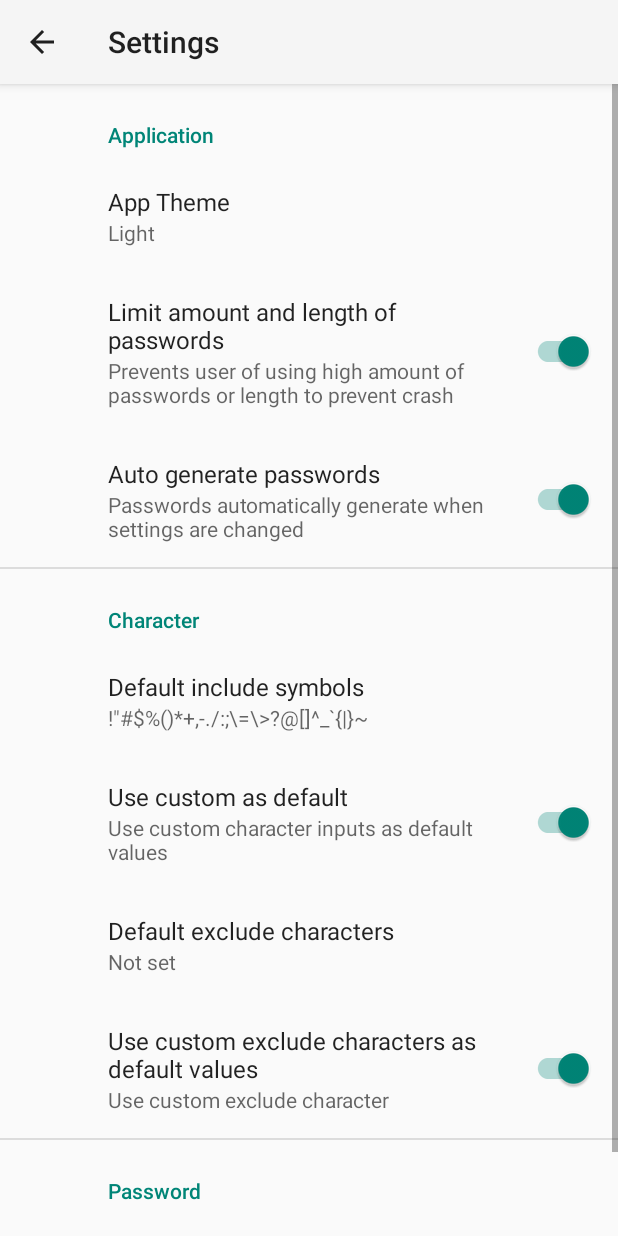
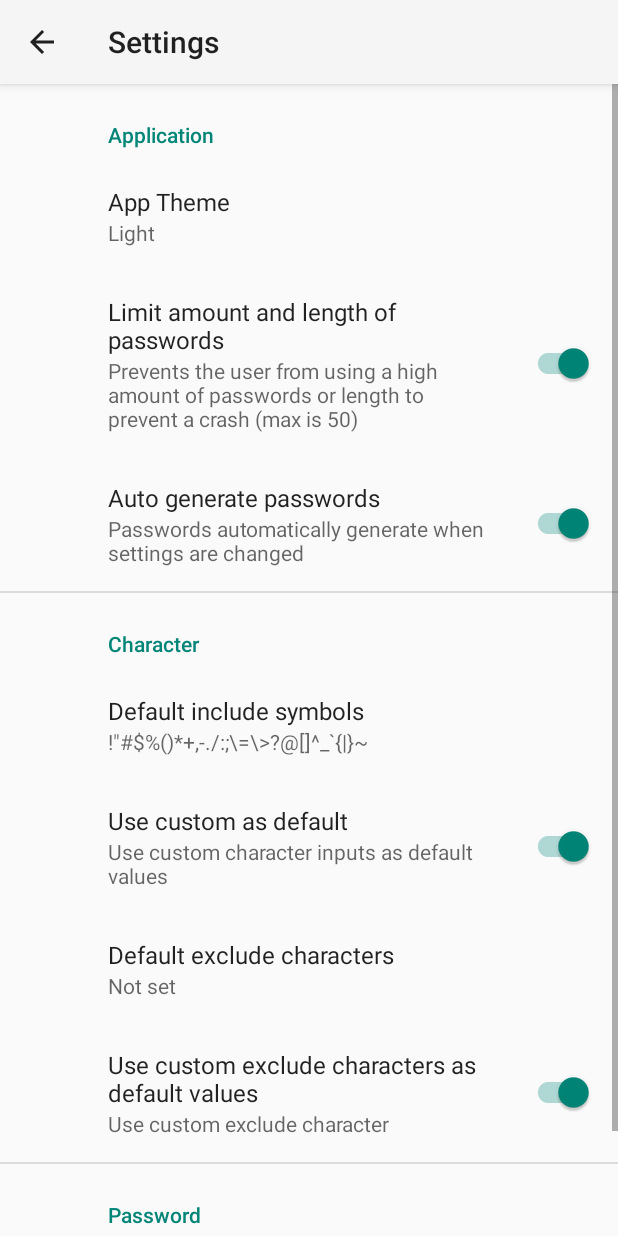
Before and after one commit to PoorSkill/poorpassword-android, an Android app: the SettingsActivity screen opened directly, with no data from a screen before it, on a phone screen of 412 x 824 dp. Run offline under Robolectric (Android 15) with nearby library versions, the phone set to English and light mode, and no system bars; our stand-ins replace androidx.preference.

Commit message:
added max limit pref string

```diff
--- a/app/src/main/res/values/strings.xml
+++ b/app/src/main/res/values/strings.xml
@@ -78,6 +78,7 @@
     <string name="prefIsUpperCaseInCharsKey" translatable="false">prefIsUpperCaseInCharsKey</string>
     <string name="prefIsLowerCaseInCharsKey" translatable="false">prefIsLowerCaseInCharsKey</string>
     <string name="prefUseCustomExcludeCharKey" translatable="false">prefUseCustomExcludeCharKey</string>
+    <string name="prefLimitCountAndLengthKey" translatable="false">prefLimitCountAndLengthKey</string>
     <string name="helpItem">Help</string>
     <string name="application_header">Application</string>
     <string name="strengthVeryWeak">Very Weak</string>
@@ -91,6 +92,8 @@
     <string name="password_header">Password</string>
     <string name="languageKey" translatable="false">languageKey</string>
     <string name="languageTitle">Language</string>
+    <string name="preferencesLimitCountAndLengthTitle">Limit amount and length of passwords</string>
+    <string name="preferencesLimitCountAndLengthSummary">Prevents the user from using a high amount of passwords or length to prevent a crash (max is 50)</string>
 
     <string name="german">German</string>
     <string name="english">English</string>
@@ -152,7 +155,6 @@
 
     <string name="light">Light</string>
     <string name="dark">Dark</string>
-    <string name="preferencesLimitCountAndLengthTitle">Limit amount and length of passwords</string>
-    <string name="preferencesLimitCountAndLengthSummary">Prevents user of using high amount of passwords or length to prevent crash</string>
-    <string name="prefLimitCountAndLengthKey">prefLimitCountAndLengthKey</string>
+
+
 </resources>
```
Also changed, not shown: 19 other files.
